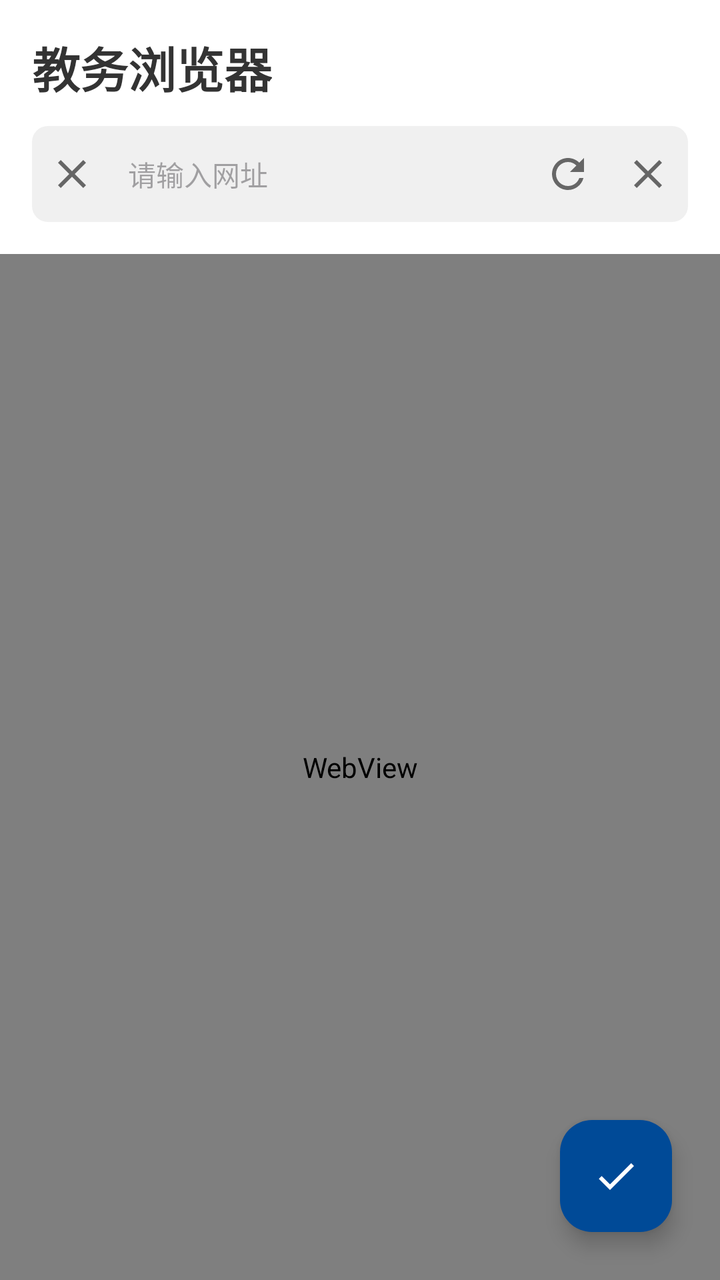
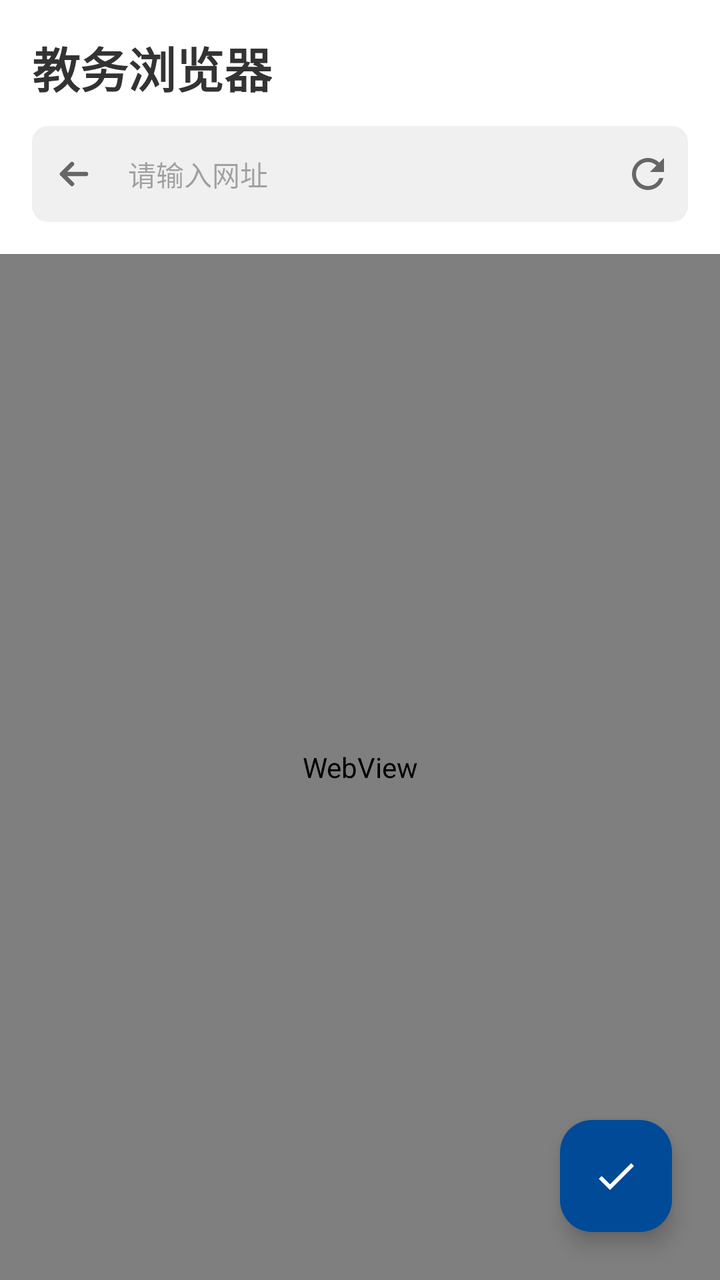

Compare the two renders of this Android layout. The source of the first and the diff that turns it into the second are given below.
<!-- AndroidManifest.xml: application theme Theme.MyApplication -->
<!-- res/layout/activity_browser.xml -->
<?xml version="1.0" encoding="utf-8"?>
<androidx.coordinatorlayout.widget.CoordinatorLayout 
    xmlns:android="http://schemas.android.com/apk/res/android"
    xmlns:app="http://schemas.android.com/apk/res-auto"
    android:layout_width="match_parent"
    android:layout_height="match_parent"
    android:background="@android:color/white">

    <com.google.android.material.appbar.AppBarLayout
        android:layout_width="match_parent"
        android:layout_height="wrap_content"
        android:background="@android:color/transparent"
        app:elevation="0dp">

        <LinearLayout
            android:layout_width="match_parent"
            android:layout_height="wrap_content"
            android:orientation="vertical"
            android:padding="16dp">

            <TextView
                android:id="@+id/tvBrowserTitle"
                android:layout_width="wrap_content"
                android:layout_height="wrap_content"
                android:text="教务浏览器"
                android:textSize="24sp"
                android:textStyle="bold"
                android:textColor="#333333"
                android:layout_marginBottom="12dp"/>

            <LinearLayout
                android:layout_width="match_parent"
                android:layout_height="48dp"
                android:orientation="horizontal"
                android:gravity="center_vertical"
                android:background="@drawable/browser_url_bg">

                <ImageButton
                    android:id="@+id/btnBack"
                    android:layout_width="40dp"
                    android:layout_height="40dp"
                    android:src="@drawable/ic_close_notice"
                    android:background="?attr/selectableItemBackgroundBorderless"
                    android:contentDescription="返回上级"
                    app:tint="#666666" />

                <EditText
                    android:id="@+id/etUrl"
                    android:layout_width="0dp"
                    android:layout_height="match_parent"
                    android:layout_weight="1"
                    android:background="@null"
                    android:paddingHorizontal="8dp"
                    android:textSize="14sp"
                    android:singleLine="true"
                    android:inputType="textUri"
                    android:hint="请输入网址"/>

                <ImageButton
                    android:id="@+id/btnRefresh"
                    android:layout_width="40dp"
                    android:layout_height="40dp"
                    android:src="@drawable/ic_refresh"
                    android:background="?attr/selectableItemBackgroundBorderless"
                    app:tint="#666666" />

                <ImageButton
                    android:id="@+id/btnClose"
                    android:layout_width="40dp"
                    android:layout_height="40dp"
                    android:src="@drawable/ic_close"
                    android:background="?attr/selectableItemBackgroundBorderless"
                    app:tint="#666666" />
            </LinearLayout>

            <ProgressBar
                android:id="@+id/progressBar"
                style="?android:attr/progressBarStyleHorizontal"
                android:layout_width="match_parent"
                android:layout_height="4dp"
                android:max="100"
                android:progressDrawable="@drawable/browser_progress_bar"
                android:visibility="gone"/>
        </LinearLayout>
    </com.google.android.material.appbar.AppBarLayout>

    <WebView
        android:id="@+id/webView"
        android:layout_width="match_parent"
        android:layout_height="match_parent"
        app:layout_behavior="@string/appbar_scrolling_view_behavior" />

    
    <com.google.android.material.floatingactionbutton.FloatingActionButton
        android:id="@+id/fabDone"
        android:layout_width="wrap_content"
        android:layout_height="wrap_content"
        android:layout_gravity="bottom|end"
        android:layout_margin="24dp"
        app:srcCompat="@drawable/ic_check"
        app:tint="@android:color/white"
        app:backgroundTint="#004A97"
        app:elevation="6dp"
        app:fabSize="normal"
        android:contentDescription="完成同步" />

</androidx.coordinatorlayout.widget.CoordinatorLayout>
<!-- resources referenced by this layout -->
<resources>
  <!-- drawable browser_progress_bar (drawable) -->
  <?xml version="1.0" encoding="utf-8"?>
  <layer-list xmlns:android="http://schemas.android.com/apk/res/android">
      <item android:id="@android:id/background">
          <shape>
              <solid android:color="#E0E0E0" />
          </shape>
      </item>
      <item android:id="@android:id/progress">
          <clip>
              <shape>
                  <solid android:color="?attr/colorPrimary" />
              </shape>
          </clip>
      </item>
  </layer-list>
  <!-- drawable browser_url_bg (drawable) -->
  <?xml version="1.0" encoding="utf-8"?>
  <shape xmlns:android="http://schemas.android.com/apk/res/android"
      android:shape="rectangle">
      <solid android:color="#F0F0F0" />
      <corners android:radius="8dp" />
  </shape>
  <!-- drawable ic_check (drawable) -->
  <vector xmlns:android="http://schemas.android.com/apk/res/android"
      android:width="24dp"
      android:height="24dp"
      android:viewportWidth="24"
      android:viewportHeight="24">
    <path
        android:fillColor="@android:color/white"
        android:pathData="M9,16.17L4.83,12l-1.42,1.41L9,19 21,7l-1.41,-1.41z"/>
  </vector>
  <!-- drawable ic_close (drawable) -->
  <vector xmlns:android="http://schemas.android.com/apk/res/android"
      android:width="24dp"
      android:height="24dp"
      android:viewportWidth="24"
      android:viewportHeight="24">
    <path
        android:fillColor="@android:color/white"
        android:pathData="M19,6.41L17.59,5 12,10.59 6.41,5 5,6.41 10.59,12 5,17.59 6.41,19 12,13.41 17.59,19 19,17.59 13.41,12z"/>
  </vector>
  <!-- drawable ic_close_notice (drawable) -->
  <?xml version="1.0" encoding="utf-8"?>
  <vector xmlns:android="http://schemas.android.com/apk/res/android"
      android:width="24dp"
      android:height="24dp"
      android:viewportWidth="24"
      android:viewportHeight="24">
      <path
          android:fillColor="@android:color/white"
          android:pathData="M6.4,5L12,10.6L17.6,5L19,6.4L13.4,12L19,17.6L17.6,19L12,13.4L6.4,19L5,17.6L10.6,12L5,6.4Z" />
  </vector>
  <!-- drawable ic_refresh (drawable) -->
  <vector xmlns:android="http://schemas.android.com/apk/res/android"
      android:width="24dp"
      android:height="24dp"
      android:viewportWidth="24"
      android:viewportHeight="24">
    <path
        android:fillColor="@android:color/white"
        android:pathData="M17.65,6.35C16.2,4.9 14.21,4 12,4c-4.42,0 -7.99,3.58 -7.99,8s3.57,8 7.99,8c3.73,0 6.84,-2.55 7.73,-6h-2.08c-0.82,2.33 -3.04,4 -5.65,4 -3.31,0 -6,-2.69 -6,-6s2.69,-6 6,-6c1.66,0 3.14,0.69 4.22,1.78L13,11h7V4l-2.35,2.35z"/>
  </vector>
  <color name="brand_primary">#2A5D9F</color>
  <color name="brand_on_primary">#FFFFFFFF</color>
  <color name="brand_primary_container">#D6E3FF</color>
  <color name="brand_on_primary_container">#001B3F</color>
  <color name="brand_secondary">#4D607D</color>
  <color name="brand_on_secondary">#FFFFFFFF</color>
  <color name="brand_secondary_container">#D4E4FF</color>
  <color name="brand_on_secondary_container">#071C36</color>
  <color name="brand_surface">#FCFCFF</color>
  <color name="brand_on_surface">#1A1C1E</color>
  <color name="brand_surface_variant">#E0E2EC</color>
  <style name="ThemeOverlay.MyApplication.MaterialAlertDialog" parent="ThemeOverlay.Material3.MaterialAlertDialog">
          <item name="colorPrimary">?attr/colorPrimary</item>
          <item name="colorSecondary">?attr/colorSecondary</item>
      </style>
  <!-- unchanged entries left out for length: 1 -->
</resources>

<!-- the commit's change to res/layout/activity_browser.xml (unified diff, before → after) -->
@@ -39,7 +39,7 @@
                     android:id="@+id/btnBack"
                     android:layout_width="40dp"
                     android:layout_height="40dp"
-                    android:src="@drawable/ic_close_notice"
+                    android:src="@drawable/ic_arrow_back_rounded_24"
                     android:background="?attr/selectableItemBackgroundBorderless"
                     android:contentDescription="返回上级"
                     app:tint="#666666" />
@@ -64,13 +64,6 @@
                     android:background="?attr/selectableItemBackgroundBorderless"
                     app:tint="#666666" />
 
-                <ImageButton
-                    android:id="@+id/btnClose"
-                    android:layout_width="40dp"
-                    android:layout_height="40dp"
-                    android:src="@drawable/ic_close"
-                    android:background="?attr/selectableItemBackgroundBorderless"
-                    app:tint="#666666" />
             </LinearLayout>
 
             <ProgressBar
<!-- resource entries referenced after the edit -->
@@ -23,6 +23,21 @@
       <solid android:color="#F0F0F0" />
       <corners android:radius="8dp" />
   </shape>
+  <!-- drawable ic_arrow_back_rounded_24 (drawable) -->
+  <?xml version="1.0" encoding="utf-8"?>
+  <vector xmlns:android="http://schemas.android.com/apk/res/android"
+      android:width="24dp"
+      android:height="24dp"
+      android:viewportWidth="24"
+      android:viewportHeight="24">
+      <path
+          android:fillColor="@android:color/transparent"
+          android:strokeColor="?attr/colorOnSurface"
+          android:strokeLineCap="round"
+          android:strokeLineJoin="round"
+          android:strokeWidth="2.2"
+          android:pathData="M19,12H7M12,17L7,12L12,7" />
+  </vector>
   <!-- drawable ic_check (drawable) -->
   <vector xmlns:android="http://schemas.android.com/apk/res/android"
       android:width="24dp"
@@ -32,27 +47,6 @@
     <path
         android:fillColor="@android:color/white"
         android:pathData="M9,16.17L4.83,12l-1.42,1.41L9,19 21,7l-1.41,-1.41z"/>
-  </vector>
-  <!-- drawable ic_close (drawable) -->
-  <vector xmlns:android="http://schemas.android.com/apk/res/android"
-      android:width="24dp"
-      android:height="24dp"
-      android:viewportWidth="24"
-      android:viewportHeight="24">
-    <path
-        android:fillColor="@android:color/white"
-        android:pathData="M19,6.41L17.59,5 12,10.59 6.41,5 5,6.41 10.59,12 5,17.59 6.41,19 12,13.41 17.59,19 19,17.59 13.41,12z"/>
-  </vector>
-  <!-- drawable ic_close_notice (drawable) -->
-  <?xml version="1.0" encoding="utf-8"?>
-  <vector xmlns:android="http://schemas.android.com/apk/res/android"
-      android:width="24dp"
-      android:height="24dp"
-      android:viewportWidth="24"
-      android:viewportHeight="24">
-      <path
-          android:fillColor="@android:color/white"
-          android:pathData="M6.4,5L12,10.6L17.6,5L19,6.4L13.4,12L19,17.6L17.6,19L12,13.4L6.4,19L5,17.6L10.6,12L5,6.4Z" />
   </vector>
   <!-- drawable ic_refresh (drawable) -->
   <vector xmlns:android="http://schemas.android.com/apk/res/android"
